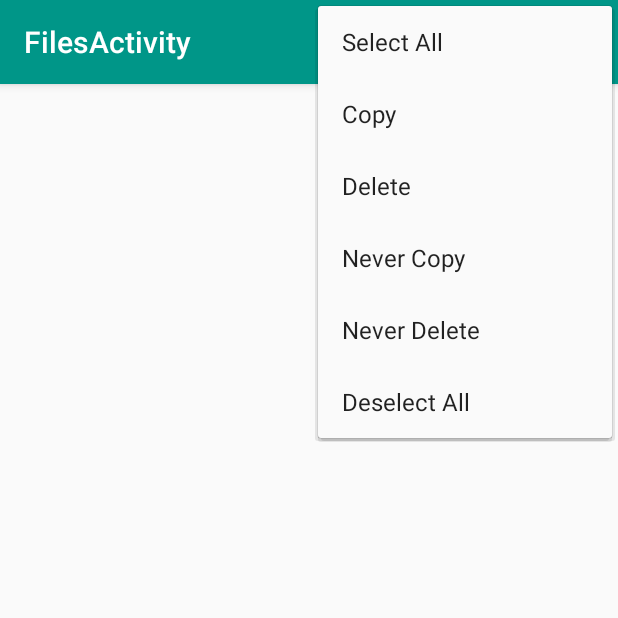
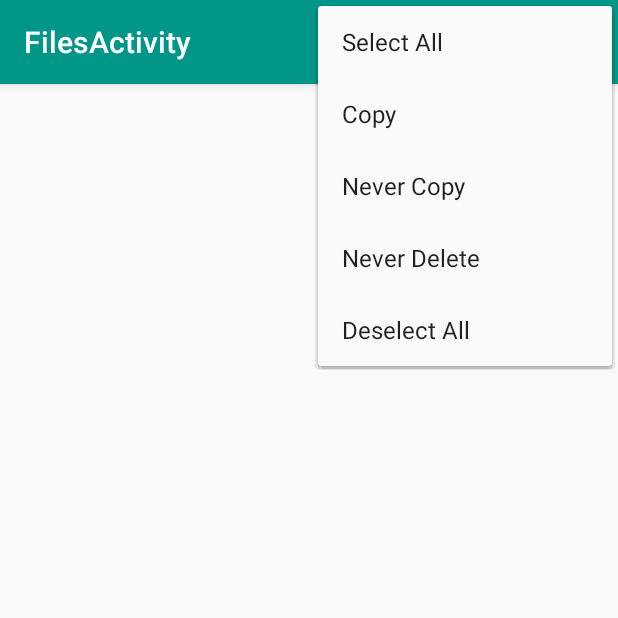
Before and after one commit to KasunEdward/SmartStorage_APP, an Android app: the FilesActivity screen opened directly, with no data from a screen before it, with the options menu open, on a phone screen of 412 x 824 dp, the top half of it. Run offline under Robolectric (Android 15) with nearby library versions, the phone set to English and light mode, and no system bars; 1 statement that could not run was skipped.

Commit message:
manual deletion option removed

```diff
--- a/app/src/main/res/menu/activity_files_list.xml
+++ b/app/src/main/res/menu/activity_files_list.xml
@@ -15,6 +15,7 @@
         android:id="@+id/deletefiles"
         android:orderInCategory="100"
         android:title="@string/delete"
+        android:visible="false"
         app:showAsAction="never" />
     <item
         android:id="@+id/nevercopy"
```
